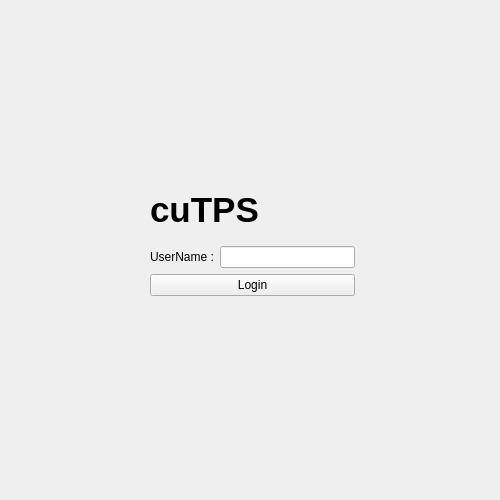
Qt form ClientSide/loginPage.ui (MarkWilkes/CText) before a commit.
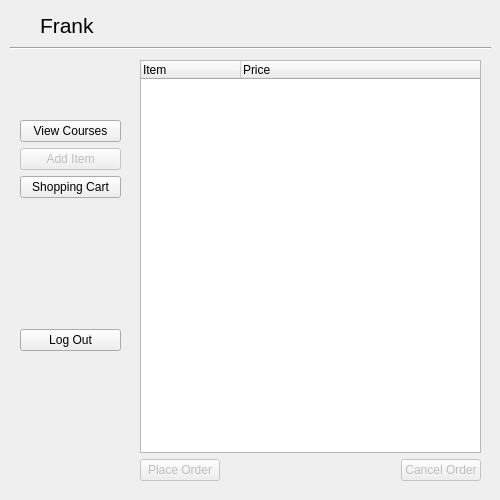
The same form after that commit. The open tabs and pages were chosen to show the change.

Commit message: finish the view item function for the student and the logout function

What changed in the file:
```diff
--- a/ClientSide/loginPage.ui
+++ b/ClientSide/loginPage.ui
@@ -88,7 +88,158 @@
       </layout>
      </widget>
     </widget>
-    <widget class="QWidget" name="page_2"/>
+    <widget class="QWidget" name="StudentPage">
+     <widget class="QLabel" name="studentID">
+      <property name="geometry">
+       <rect>
+        <x>40</x>
+        <y>10</y>
+        <width>61</width>
+        <height>31</height>
+       </rect>
+      </property>
+      <property name="font">
+       <font>
+        <pointsize>16</pointsize>
+       </font>
+      </property>
+      <property name="text">
+       <string>Frank</string>
+      </property>
+     </widget>
+     <widget class="Line" name="line">
+      <property name="geometry">
+       <rect>
+        <x>10</x>
+        <y>40</y>
+        <width>481</width>
+        <height>16</height>
+       </rect>
+      </property>
+      <property name="orientation">
+       <enum>Qt::Horizontal</enum>
+      </property>
+     </widget>
+     <widget class="QWidget" name="layoutWidget">
+      <property name="geometry">
+       <rect>
+        <x>20</x>
+        <y>120</y>
+        <width>101</width>
+        <height>231</height>
+       </rect>
+      </property>
+      <layout class="QVBoxLayout" name="verticalLayout">
+       <item>
+        <widget class="QPushButton" name="viewCourses_button">
+         <property name="text">
+          <string>View Courses</string>
+         </property>
+        </widget>
+       </item>
+       <item>
+        <widget class="QPushButton" name="addItem_button">
+         <property name="enabled">
+          <bool>false</bool>
+         </property>
+         <property name="text">
+          <string>Add Item</string>
+         </property>
+        </widget>
+       </item>
+       <item>
+        <widget class="QPushButton" name="viewShoppingCart_button">
+         <property name="text">
+          <string>Shopping Cart</string>
+         </property>
+        </widget>
+       </item>
+       <item>
+        <spacer name="verticalSpacer">
+         <property name="orientation">
+          <enum>Qt::Vertical</enum>
+         </property>
+         <property name="sizeHint" stdset="0">
+          <size>
+           <width>20</width>
+           <height>40</height>
+          </size>
+         </property>
+        </spacer>
+       </item>
+       <item>
+        <widget class="QPushButton" name="logout_button">
+         <property name="text">
+          <string>Log Out</string>
+         </property>
+        </widget>
+       </item>
+      </layout>
+     </widget>
+     <widget class="QWidget" name="layoutWidget">
+      <property name="geometry">
+       <rect>
+        <x>140</x>
+        <y>60</y>
+        <width>341</width>
+        <height>421</height>
+       </rect>
+      </property>
+      <layout class="QVBoxLayout" name="verticalLayout_2">
+       <item>
+        <widget class="QTreeWidget" name="studentViewList">
+         <column>
+          <property name="text">
+           <string>Item</string>
+          </property>
+         </column>
+         <column>
+          <property name="text">
+           <string>Price</string>
+          </property>
+         </column>
+        </widget>
+       </item>
+       <item>
+        <layout class="QHBoxLayout" name="horizontalLayout">
+         <item>
+          <widget class="QPushButton" name="placeOrder_button">
+           <property name="enabled">
+            <bool>false</bool>
+           </property>
+           <property name="text">
+            <string>Place Order</string>
+           </property>
+          </widget>
+         </item>
+         <item>
+          <spacer name="horizontalSpacer">
+           <property name="orientation">
+            <enum>Qt::Horizontal</enum>
+           </property>
+           <property name="sizeHint" stdset="0">
+            <size>
+             <width>80</width>
+             <height>20</height>
+            </size>
+           </property>
+          </spacer>
+         </item>
+         <item>
+          <widget class="QPushButton" name="cancelOrder_button">
+           <property name="enabled">
+            <bool>false</bool>
+           </property>
+           <property name="text">
+            <string>Cancel Order</string>
+           </property>
+          </widget>
+         </item>
+        </layout>
+       </item>
+      </layout>
+     </widget>
+    </widget>
    </widget>
   </widget>
  </widget>
```
The commit also changes 34 other files.
